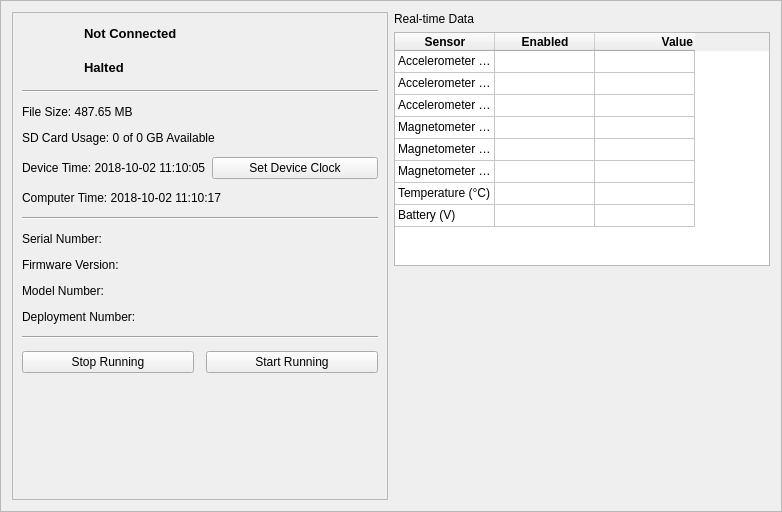
Before: the Qt Designer form gui/designer_files/start_stop.ui in LowellInstruments/Domino, drawn with Qt 5.
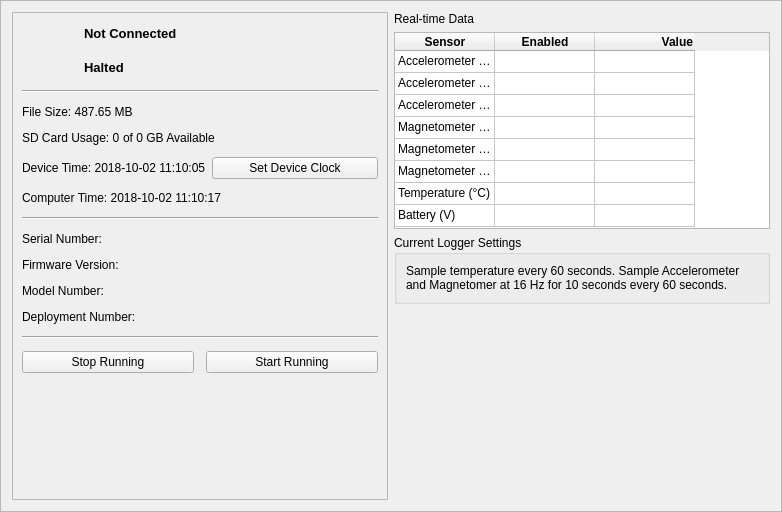
After: the same form once the commit is applied. Icons and pictures are not drawn.

Commit message: start adding presets to setup screen

Diff of the .ui file:
```diff
--- a/gui/designer_files/start_stop.ui
+++ b/gui/designer_files/start_stop.ui
@@ -19,8 +19,8 @@
   <property name="frameShadow">
    <enum>QFrame::Raised</enum>
   </property>
-  <layout class="QGridLayout" name="gridLayout" columnstretch="1,1">
-   <item row="0" column="0" rowspan="3">
+  <layout class="QGridLayout" name="gridLayout_3" columnstretch="1,1">
+   <item row="0" column="0">
     <widget class="QFrame" name="frame_2">
      <property name="frameShape">
       <enum>QFrame::StyledPanel</enum>
@@ -291,20 +291,16 @@
      </layout>
     </widget>
    </item>
-   <item row="2" column="1">
-    <spacer name="verticalSpacer">
-     <property name="orientation">
-      <enum>Qt::Vertical</enum>
-     </property>
-     <property name="sizeHint" stdset="0">
-      <size>
-       <width>20</width>
-       <height>40</height>
-      </size>
-     </property>
-    </spacer>
-   </item>
-   <item row="1" column="1">
+   <item row="0" column="1">
+    <layout class="QVBoxLayout" name="verticalLayout_2">
+     <item>
+      <widget class="QLabel" name="label_table">
+       <property name="text">
+        <string>Real-time Data</string>
+       </property>
+      </widget>
+     </item>
+     <item>
     <widget class="QTableWidget" name="tableWidget">
      <property name="verticalScrollBarPolicy">
       <enum>Qt::ScrollBarAsNeeded</enum>
@@ -618,12 +614,39 @@
      </item>
     </widget>
    </item>
-   <item row="0" column="1">
-    <widget class="QLabel" name="label_table">
+     <item>
+      <widget class="QGroupBox" name="groupBox">
+       <property name="title">
+        <string>Current Logger Settings</string>
+       </property>
+       <layout class="QGridLayout" name="gridLayout">
+        <item row="0" column="0">
+         <widget class="QLabel" name="label">
      <property name="text">
-      <string>Real-time Data</string>
-     </property>
-    </widget>
+           <string>Sample temperature every 60 seconds. Sample Accelerometer and Magnetomer at 16 Hz for 10 seconds every 60 seconds. </string>
+          </property>
+          <property name="wordWrap">
+           <bool>true</bool>
+          </property>
+         </widget>
+        </item>
+       </layout>
+      </widget>
+     </item>
+     <item>
+      <spacer name="verticalSpacer">
+       <property name="orientation">
+        <enum>Qt::Vertical</enum>
+       </property>
+       <property name="sizeHint" stdset="0">
+        <size>
+         <width>20</width>
+         <height>40</height>
+        </size>
+       </property>
+      </spacer>
+     </item>
+    </layout>
    </item>
   </layout>
  </widget>
```
Lines whose indentation alone changed are shown as unchanged. The commit also changes 14 other files.
